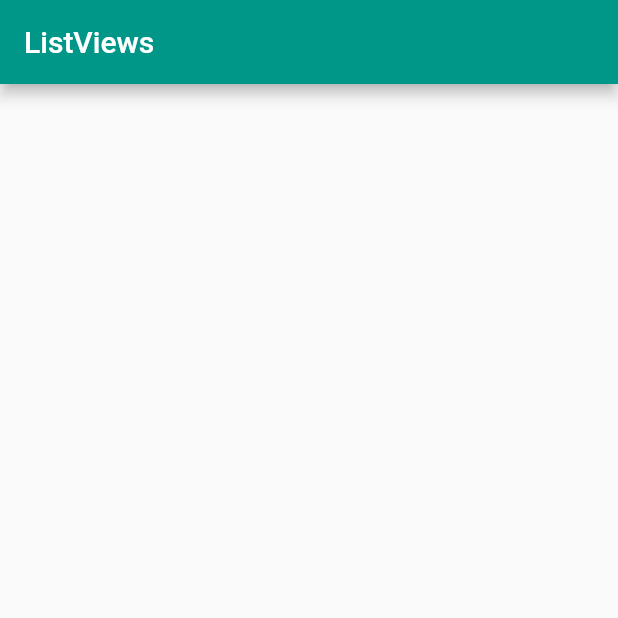
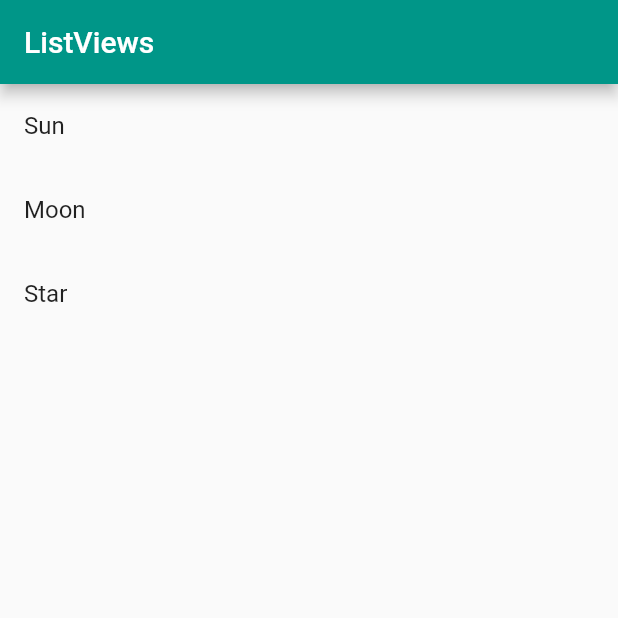
Before and after one commit to after-six/list-view-wonwoo, a Flutter app: the screen it shows after launch, on a phone screen of 412 x 824 dp, the top half of it. Run offline on Flutter 3.47's test engine with Material 2 defaults, Android fonts, the phone set to English and light mode, and no system bars.

Commit message:
Create new ListTile

```diff
--- a/lib/main.dart
+++ b/lib/main.dart
@@ -28,5 +28,17 @@ class BodyLayout extends StatelessWidget {
 
 // replace this function with the code in the examples
 Widget _myListView(BuildContext context) {
-  return ListView();
+  return ListView(
+    children: <Widget>[
+      ListTile(
+        title: Text('Sun'),
+      ),
+      ListTile(
+        title: Text('Moon'),
+      ),
+      ListTile(
+        title: Text('Star'),
+      ),
+    ],
+  );
 }
```
